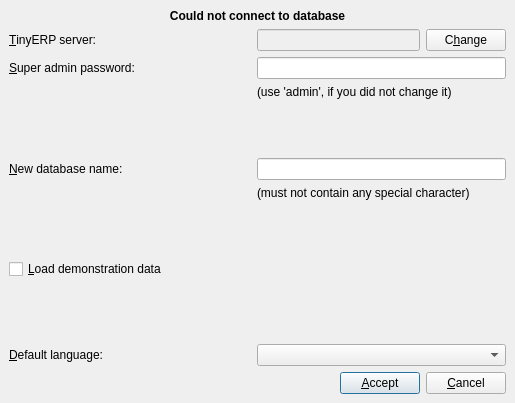
This is Koo/ui/create_database.ui in xrg/openerp-client-kde as Qt 5 draws it before an edit. The edited form follows.
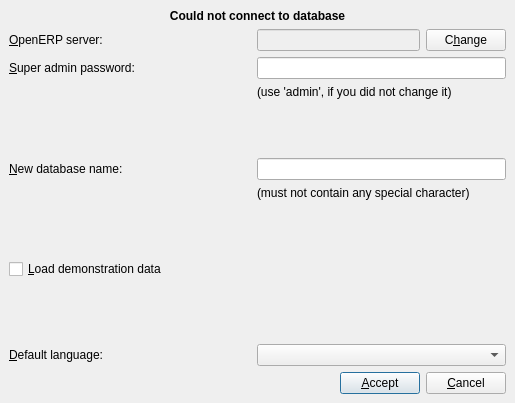
This is the edited form. Icons and pictures are not drawn.

Commit message: Replace Tiny for Open.

Patch:
```diff
--- a/Koo/ui/create_database.ui
+++ b/Koo/ui/create_database.ui
@@ -228,7 +228,7 @@
         </sizepolicy>
        </property>
        <property name="text" >
-        <string>&amp;TinyERP server:</string>
+        <string>&amp;OpenERP server:</string>
        </property>
        <property name="buddy" >
         <cstring>pushChange</cstring>
```
The commit also changes 8 other files.
